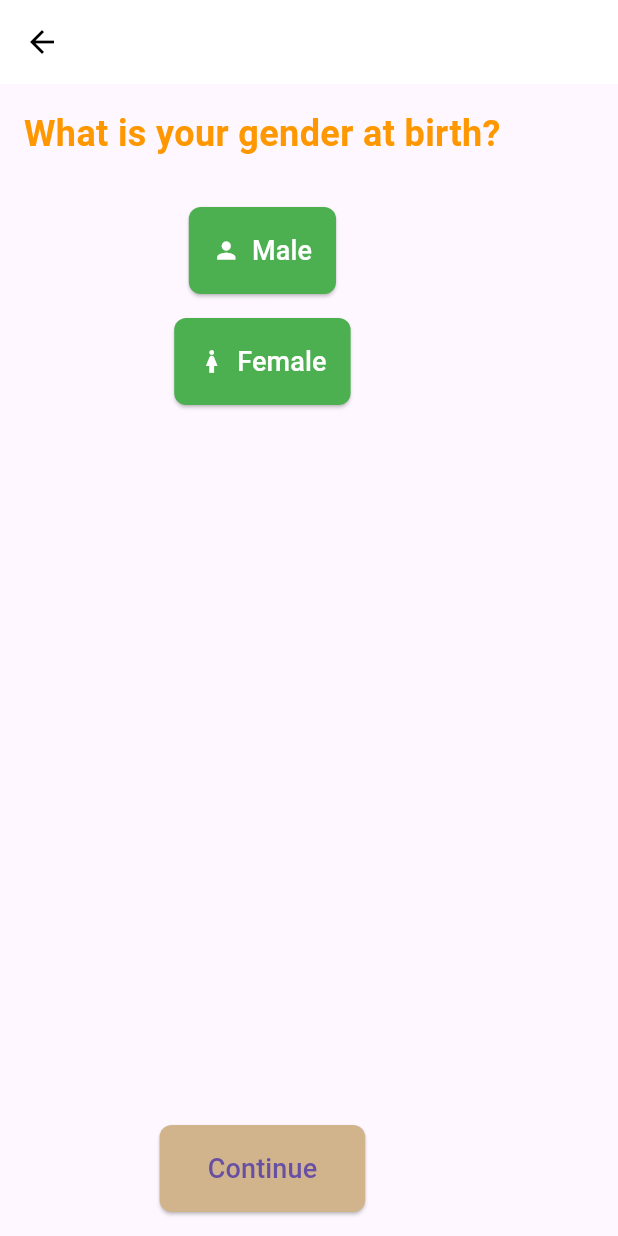
After one commit to Praizee-James/myapp, a Flutter app: the GenderPage screen opened directly, on a phone screen of 412 x 824 dp. The commit adds this screen. Run offline on Flutter 3.47's test engine with Material 3 defaults, Android fonts, the phone set to English and light mode, and no system bars; network calls fail.

Commit message:
git add <gender_page>

```diff
--- a/lib/main.dart
+++ b/lib/main.dart
@@ -1,4 +1,8 @@
 import 'package:flutter/material.dart';
+import '/home/user/myapp/lib/practice/question_page.dart';
+import '/home/user/myapp/lib/practice/user_goal_page.dart';
+import '/home/user/myapp/lib/practice/motivation_page.dart';
+import '/home/user/myapp/lib/practice/gender_page.dart';
 
 
 
--- /dev/null
+++ b/lib/practice/classwork/new.dart
@@ -0,0 +1,3 @@
+void main() {
+  print("Hello world");
+}
--- /dev/null
+++ b/lib/practice/gender_page.dart
@@ -0,0 +1,61 @@
+import 'package:flutter/material.dart';
+
+class GenderPage extends StatelessWidget {
+  const GenderPage({Key? key}) : super(key: key);
+
+  Widget _buildOptionButton(String text, IconData icon) {
+    return Padding(
+      padding: const EdgeInsets.symmetric(vertical: 8.0),
+      child: ElevatedButton.icon(
+        style: ElevatedButton.styleFrom(
+          backgroundColor: Colors.green,
+          padding: const EdgeInsets.symmetric(horizontal: 16, vertical: 16),
+          shape: RoundedRectangleBorder(borderRadius: BorderRadius.circular(8)),
+        ),
+        onPressed: () {},
+        icon: Icon(icon, color: Colors.white),
+        label: Text(text, style: const TextStyle(fontSize: 18, color: Colors.white)),
+      ),
+    );
+  }
+
+  @override
+  Widget build(BuildContext context) {
+    return Scaffold(
+      appBar: AppBar(
+        backgroundColor: Colors.white,
+        elevation: 0,
+        leading:
+            IconButton(icon: const Icon(Icons.arrow_back, color: Colors.black), onPressed: () => Navigator.pop(context)),
+      ),
+      body: Padding(
+        padding: const EdgeInsets.all(16.0),
+        child: Column(
+          crossAxisAlignment: CrossAxisAlignment.center,
+          children: [
+            const Text(
+              "What is your gender at birth?",
+              textAlign: TextAlign.center,
+              style:
+                  TextStyle(fontSize: 24, fontWeight: FontWeight.bold, color: Colors.orange),
+            ),
+            const SizedBox(height: 24),
+            _buildOptionButton("Male", Icons.person),
+            _buildOptionButton("Female", Icons.woman),
+            const Spacer(),
+            ElevatedButton(
+              style:
+                  ElevatedButton.styleFrom(backgroundColor: const Color(0xFFD2B48C), padding:
+const EdgeInsets.symmetric(horizontal: 32, vertical: 16),
+                      shape: RoundedRectangleBorder(borderRadius: BorderRadius.circular(8))),
+              onPressed: () {
+                // Handle the finish action here, e.g., save data or navigate to the next screen
+              },
+              child: const Text("Continue", style: TextStyle(fontSize: 18)),
+            ),
+          ],
+        ),
+      ),
+    );
+  }
+}
```
Also changed, not shown: lib/practice/motivation_page.dart (added, +63 -0 lines), lib/practice/question_page.dart (added, +49 -0 lines), lib/practice/user_goal_page.dart (added, +63 -0 lines).
